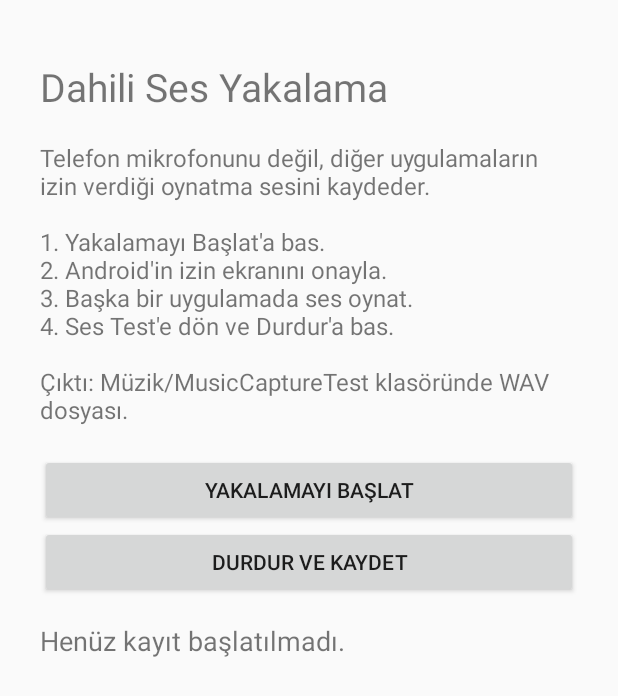
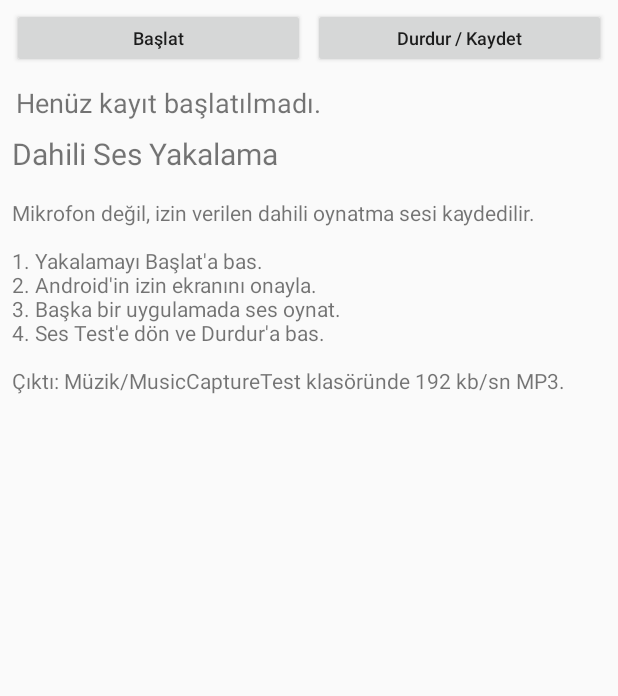
Before and after one commit to erhancbk/MusicCaptureTest, an Android app: the screen it shows after launch (MainActivity), on a phone screen of 412 x 824 dp. Shown: the top 696 px of the screen. Run offline under Robolectric (Android 15) with nearby library versions, the phone set to English and light mode, and no system bars.

Commit message:
Move compact half-width capture buttons to top; update MP3 UI

```diff
--- a/app/src/main/java/com/example/musiccapture/MainActivity.kt
+++ b/app/src/main/java/com/example/musiccapture/MainActivity.kt
@@ -30,46 +30,68 @@ class MainActivity : Activity() {
         super.onCreate(savedInstanceState)
         val layout = LinearLayout(this).apply {
             orientation = LinearLayout.VERTICAL
-            setPadding(40, 60, 40, 30)
+            setPadding(12, 8, 12, 24)
         }
 
         val title = TextView(this).apply {
             text = "Dahili Ses Yakalama"
-            textSize = 26f
+            textSize = 20f
         }
         val description = TextView(this).apply {
-            text = "\nTelefon mikrofonunu değil, diğer uygulamaların izin verdiği oynatma sesini kaydeder.\n\n" +
+            text = "\nMikrofon değil, izin verilen dahili oynatma sesi kaydedilir.\n\n" +
                 "1. Yakalamayı Başlat'a bas.\n" +
                 "2. Android'in izin ekranını onayla.\n" +
                 "3. Başka bir uygulamada ses oynat.\n" +
                 "4. Ses Test'e dön ve Durdur'a bas.\n\n" +
-                "Çıktı: Müzik/MusicCaptureTest klasöründe WAV dosyası.\n"
-            textSize = 16f
+                "Çıktı: Müzik/MusicCaptureTest klasöründe 192 kb/sn MP3.\n"
+            textSize = 14f
         }
         statusText = TextView(this).apply {
             textSize = 18f
             text = "Henüz kayıt başlatılmadı."
-            setPadding(0, 24, 0, 24)
+            setPadding(4, 16, 4, 12)
         }
 
         val startButton = Button(this).apply {
-            text = "YAKALAMAYI BAŞLAT"
+            text = "Başlat"
+            textSize = 12f
+            isAllCaps = false
+            minHeight = 0
+            minimumHeight = 0
+            setPadding(0, 0, 0, 0)
             setOnClickListener { checkPermissionAndStart() }
         }
         val stopButton = Button(this).apply {
-            text = "DURDUR VE KAYDET"
+            text = "Durdur / Kaydet"
+            textSize = 12f
+            isAllCaps = false
+            minHeight = 0
+            minimumHeight = 0
+            setPadding(0, 0, 0, 0)
             setOnClickListener {
                 startService(Intent(this@MainActivity, CaptureService::class.java)
                     .setAction(CaptureService.ACTION_STOP))
-                statusText.text = "Kayıt durduruluyor, WAV dosyası hazırlanıyor..."
+                statusText.text = "Kayıt durduruluyor, MP3 hazırlanıyor..."
             }
         }
 
+        // Put both compact controls at the very top, side by side, about half-width each.
+        val density = resources.displayMetrics.density
+        val buttons = LinearLayout(this).apply {
+            orientation = LinearLayout.HORIZONTAL
+        }
+        val compactHeight = (40f * density).toInt()
+        val gap = (3f * density).toInt()
+        buttons.addView(startButton, LinearLayout.LayoutParams(0, compactHeight, 1f).apply {
+            setMargins(0, 0, gap, 0)
+        })
+        buttons.addView(stopButton, LinearLayout.LayoutParams(0, compactHeight, 1f).apply {
+            setMargins(gap, 0, 0, 0)
+        })
+        layout.addView(buttons)
+        layout.addView(statusText)
         layout.addView(title)
         layout.addView(description)
-        layout.addView(startButton)
-        layout.addView(stopButton)
-        layout.addView(statusText)
         setContentView(layout)
     }
 
```
